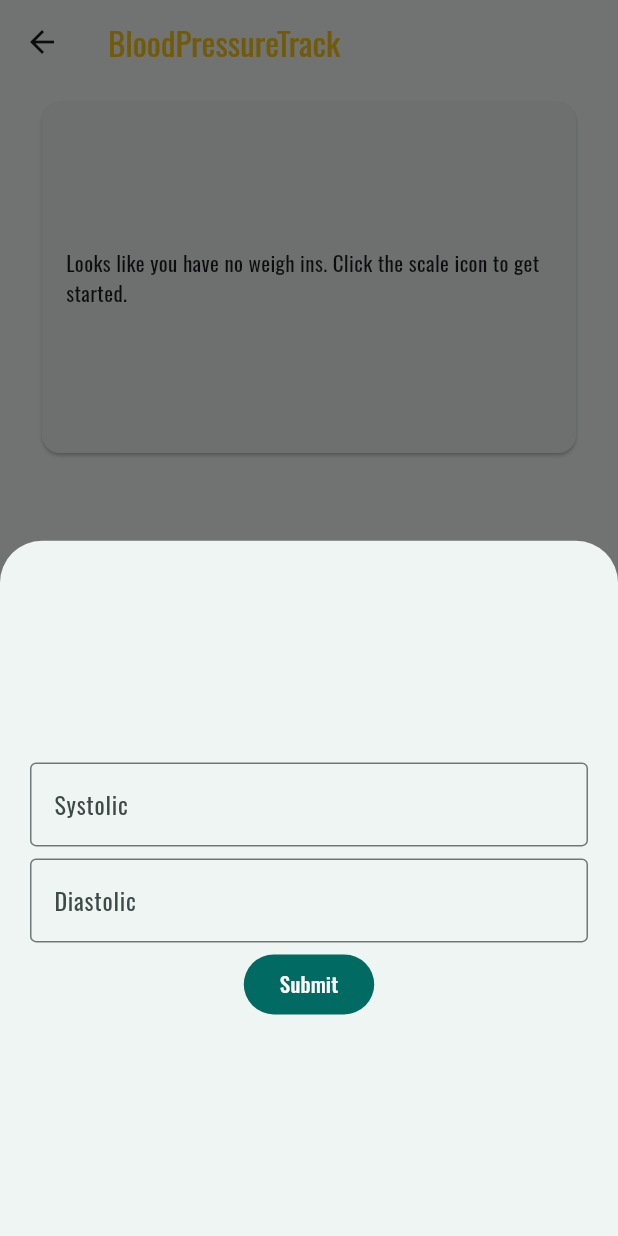
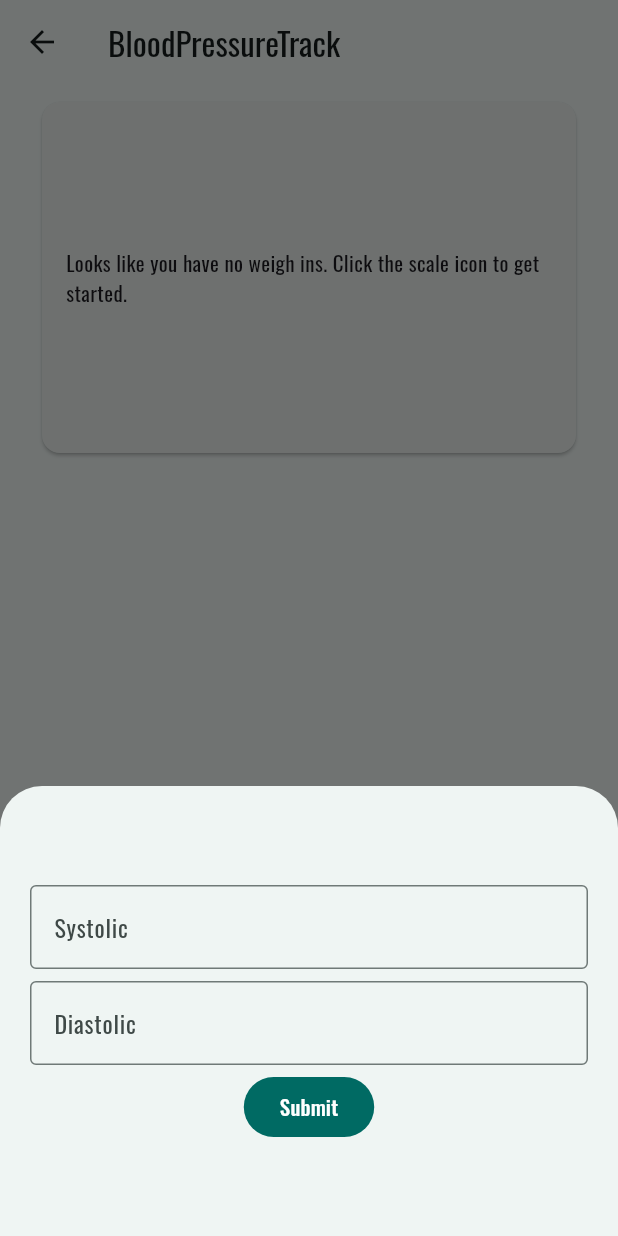
Before and after one commit to swsvindland/bp_track, a Flutter app: the HomePage screen opened by its route, after a tap on the "add" icon, on a phone screen of 412 x 824 dp. Run offline on Flutter 3.47's test engine with Material 3 defaults, Android fonts, the phone set to English and light mode, and no system bars; our stand-ins replace cloud_firestore, community_charts_flutter, firebase_auth, firebase_core, google_fonts, google_mobile_ads and 2 more; missing offline and left inert: os_detect; accounts and stored records are empty; generated files the repository leaves out were written again; network calls fail.

Commit message:
remove unused code

```diff
--- a/lib/layouts/home.dart
+++ b/lib/layouts/home.dart
@@ -1,7 +1,6 @@
 import 'package:bp_track/widgets/app_bar_ad.dart';
 import 'package:flutter/material.dart';
 import 'package:bp_track/services/database_service.dart';
-import 'package:bp_track/utils/constants.dart';
 
 import '../widgets/all.dart';
 import '../widgets/check_in_form.dart';
@@ -19,20 +18,17 @@ class _HomeState extends State<HomePage> {
   int currentPageIndex = 0;
   final db = DatabaseService();
 
-  handleWeighIn() {
-    navigatorKey.currentState!.pushNamed('/weigh-in');
-  }
-
-  handleCheckIn() {
-    navigatorKey.currentState!.pushNamed('/check-in');
-  }
-
   handleAction() {
     showModalBottomSheet<void>(
         context: context,
         builder: (BuildContext context) {
-          return const Padding(
-              padding: EdgeInsets.all(16), child: CheckInForm());
+          return const SizedBox(
+            height: 300,
+            child: Padding(
+              padding: EdgeInsets.all(16),
+              child: CheckInForm(),
+            ),
+          );
         });
   }
 
--- a/lib/layouts/login.dart
+++ b/lib/layouts/login.dart
@@ -87,7 +87,7 @@ class _LoginPageState extends State<LoginPage> {
               mainAxisAlignment: MainAxisAlignment.center,
               crossAxisAlignment: CrossAxisAlignment.center,
               children: <Widget>[
-                const Icon(Icons.monitor_heart, size: 96.0, color: secondary),
+                const Icon(Icons.monitor_heart, size: 96.0),
                 const SizedBox(height: 40),
                 loggingIn
                     ? const CircularProgressIndicator()
--- a/lib/layouts/splashscreen.dart
+++ b/lib/layouts/splashscreen.dart
@@ -52,7 +52,7 @@ class _SplashScreenPageState extends State<SplashScreenPage> {
             mainAxisAlignment: MainAxisAlignment.center,
             crossAxisAlignment: CrossAxisAlignment.center,
             children: <Widget>[
-              Icon(Icons.monitor_heart, size: 96.0, color: secondary),
+              Icon(Icons.monitor_heart, size: 96.0),
               SizedBox(height: 75),
               CircularProgressIndicator()
             ],
--- a/lib/widgets/app_bar_ad.dart
+++ b/lib/widgets/app_bar_ad.dart
@@ -50,8 +50,7 @@ class _AppBarAdState extends State<AppBarAd> {
   @override
   Widget build(BuildContext context) {
     if (_bannerAd == null || !_isBannerAdReady) {
-      return Text(AppLocalizations.of(context)!.bpTrack,
-          style: const TextStyle(color: textPrimary));
+      return Text(AppLocalizations.of(context)!.bpTrack);
     }
 
     return SizedBox(
--- a/lib/widgets/blood_pressure_chart.dart
+++ b/lib/widgets/blood_pressure_chart.dart
@@ -47,14 +47,14 @@ class BloodPressureChart extends StatelessWidget {
     return [
       charts.Series<TimeSeriesBloodPressure, DateTime>(
         id: 'Systolic',
-        colorFn: (_, __) => charts.ColorUtil.fromDartColor(secondary),
+        colorFn: (_, __) => charts.ColorUtil.fromDartColor(primary),
         domainFn: (TimeSeriesBloodPressure sales, _) => sales.time,
         measureFn: (TimeSeriesBloodPressure sales, _) => sales.systolic,
         data: data,
       ),
       charts.Series<TimeSeriesBloodPressure, DateTime>(
         id: 'Diastolic',
-        colorFn: (_, __) => charts.ColorUtil.fromDartColor(ternary),
+        colorFn: (_, __) => charts.ColorUtil.fromDartColor(secondary),
         domainFn: (TimeSeriesBloodPressure sales, _) => sales.time,
         measureFn: (TimeSeriesBloodPressure sales, _) => sales.diastolic,
         data: data,
--- a/lib/widgets/check_in_form.dart
+++ b/lib/widgets/check_in_form.dart
@@ -56,12 +56,9 @@ class _CheckInState extends State<CheckInForm> {
               validator: checkInValidator),
           FilledButton(
               onPressed: () async {
-                // Validate returns true if the form is valid, or false otherwise.
                 if (_formKey.currentState!.validate()) {
-                  // If the form is valid, display a snackbar. In the real world,
-                  // you'd often call a server or save the information in a database.
                   ScaffoldMessenger.of(context).showSnackBar(
-                    const SnackBar(content: Text('Processing Data')),
+                    const SnackBar(content: Text('Saving...')),
                   );
                   await submit();
                   navigatorKey.currentState!.pop();
```
Also changed, not shown: lib/utils/colors.dart (+0 -14 lines).
